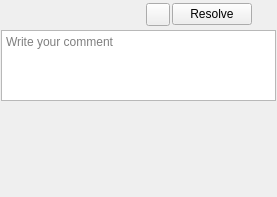
Qt form ui/comment_widget.ui (zkovari/plotlyst) before a commit.
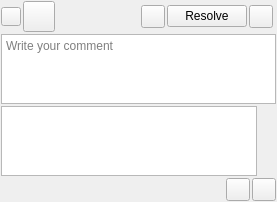
The same form after that commit.

Commit message: General style for tableviews and their headers

What changed in the file:
```diff
--- a/ui/comment_widget.ui
+++ b/ui/comment_widget.ui
@@ -46,12 +46,6 @@
        <property name="cursor">
         <cursorShape>PointingHandCursor</cursorShape>
        </property>
-       <property name="styleSheet">
-        <string notr="true">QToolButton {border: 0px;
-}
-
-QToolButton::menu-indicator{width:0px;}</string>
-       </property>
        <property name="text">
         <string/>
        </property>
@@ -68,9 +62,6 @@
      </item>
      <item>
       <widget class="QToolButton" name="btnCharacter">
-       <property name="styleSheet">
-        <string notr="true">border: 0px;</string>
-       </property>
        <property name="text">
         <string/>
        </property>
@@ -133,12 +124,6 @@
        <property name="cursor">
         <cursorShape>PointingHandCursor</cursorShape>
        </property>
-       <property name="styleSheet">
-        <string notr="true">QToolButton {border: 0px;
-}
-
-QToolButton::menu-indicator{width:0px;}</string>
-       </property>
        <property name="text">
         <string/>
        </property>
@@ -187,9 +172,7 @@
       </sizepolicy>
      </property>
      <property name="styleSheet">
-      <string notr="true">border: 0px;
-background-color: rgba(0, 0, 0, 0);
-</string>
+      <string notr="true"/>
      </property>
      <property name="verticalScrollBarPolicy">
       <enum>Qt::ScrollBarAlwaysOff</enum>
@@ -225,9 +208,6 @@
        <property name="toolTip">
         <string>Cancel edition</string>
        </property>
-       <property name="styleSheet">
-        <string notr="true">border: 0px;</string>
-       </property>
        <property name="text">
         <string/>
        </property>
@@ -244,9 +224,6 @@
        <property name="toolTip">
         <string>Apply</string>
        </property>
-       <property name="styleSheet">
-        <string notr="true">border: 0px;</string>
-       </property>
        <property name="text">
         <string/>
        </property>
```
Left out of the diff: 2 changed lines with no effect on the pictures. The commit also changes 4 other files.
